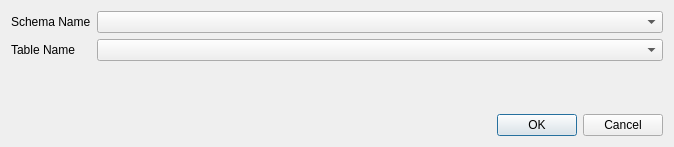
marcotcal/PG-DBA-Tools, file GUI/pgdba_generators/dlginsert.ui: the form before one commit.
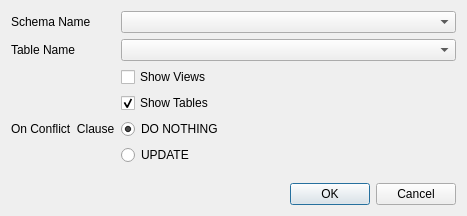
The form after the commit.

```diff
--- a/GUI/pgdba_generators/dlginsert.ui
+++ b/GUI/pgdba_generators/dlginsert.ui
@@ -6,8 +6,8 @@
    <rect>
     <x>0</x>
     <y>0</y>
-    <width>674</width>
-    <height>147</height>
+    <width>467</width>
+    <height>216</height>
    </rect>
   </property>
   <property name="windowTitle">
@@ -37,7 +37,48 @@
       </widget>
      </item>
      <item row="1" column="1">
-      <widget class="QComboBox" name="comboBox_2"/>
+      <widget class="QComboBox" name="tables"/>
+     </item>
+     <item row="2" column="1">
+      <widget class="QCheckBox" name="show_views">
+       <property name="text">
+        <string>Show Views</string>
+       </property>
+      </widget>
+     </item>
+     <item row="3" column="1">
+      <widget class="QCheckBox" name="show_tables">
+       <property name="text">
+        <string>Show Tables</string>
+       </property>
+       <property name="checked">
+        <bool>true</bool>
+       </property>
+      </widget>
+     </item>
+     <item row="4" column="0">
+      <widget class="QLabel" name="label_3">
+       <property name="text">
+        <string>On Conflict  Clause</string>
+       </property>
+      </widget>
+     </item>
+     <item row="4" column="1">
+      <widget class="QRadioButton" name="do_nothing">
+       <property name="text">
+        <string>DO NOTHING</string>
+       </property>
+       <property name="checked">
+        <bool>true</bool>
+       </property>
+      </widget>
+     </item>
+     <item row="5" column="1">
+      <widget class="QRadioButton" name="update">
+       <property name="text">
+        <string>UPDATE</string>
+       </property>
+      </widget>
      </item>
     </layout>
    </item>
```
Left out of the diff: 2 changed lines with no effect on the pictures.
